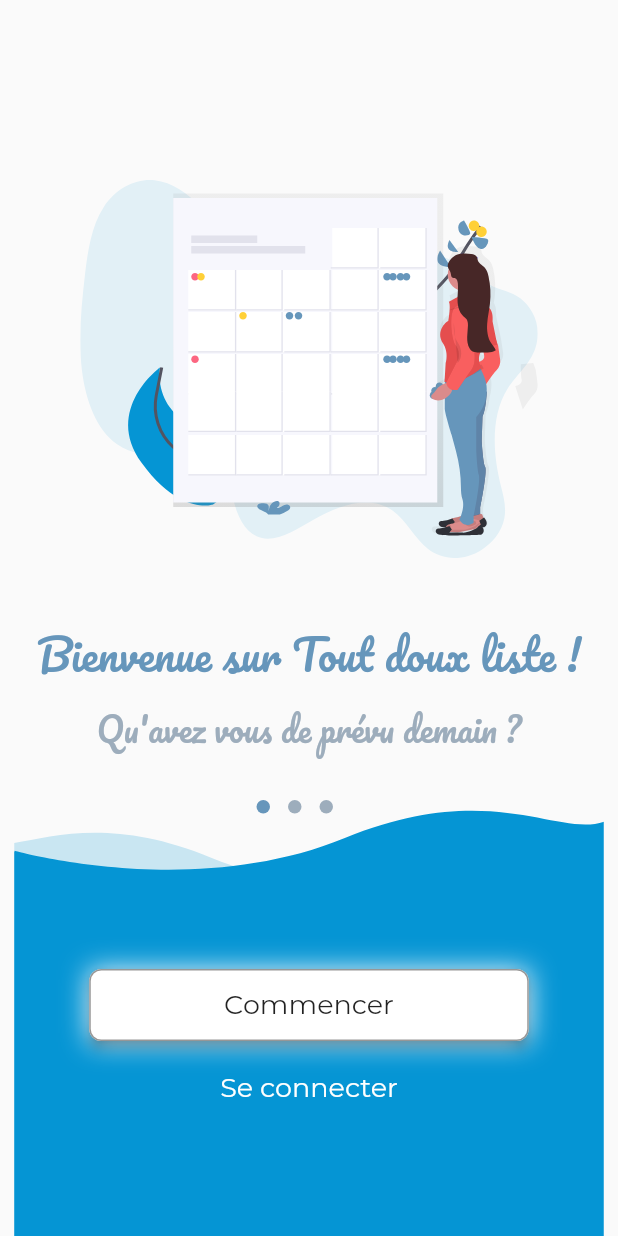
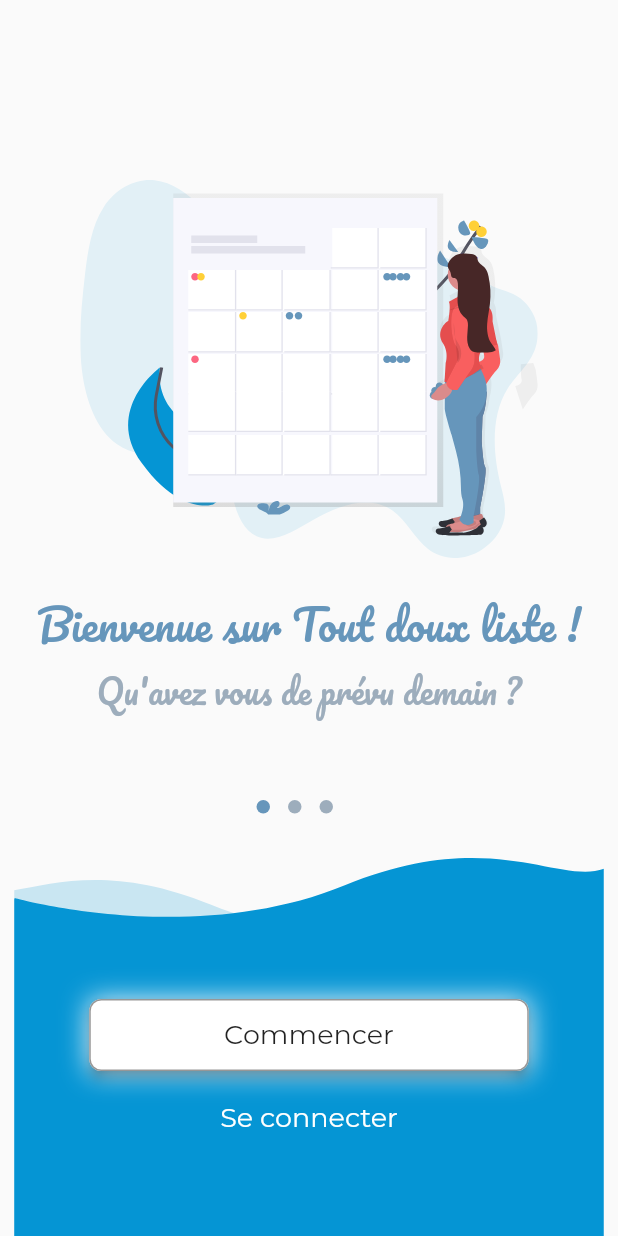
Before and after one commit to Biboulin/FL1_Norbert, a Flutter app: the screen it shows after launch, on a phone screen of 412 x 824 dp. Run offline on Flutter 3.47's test engine with Material 2 defaults, Android fonts, the light colour scheme and no system bars; drawn by our look-alikes of dots_indicator; our stand-ins replace cloud_firestore, firebase_auth, firebase_core, flutter_slidable, flutter_svg, lottie and 1 more; accounts and stored records are empty; project files that could hold a hidden picture were left out.

Commit message:
Fix svg size to be more responsive

```diff
--- a/lib/views/walkthrough/walkthrough.dart
+++ b/lib/views/walkthrough/walkthrough.dart
@@ -43,7 +43,7 @@ class _WalkthroughState extends State<Walkthrough> {
                   child: widget.mainAsset,
                 ),
                 Container(
-                  margin: const EdgeInsets.only(top: 40),
+                  margin: const EdgeInsets.only(top: 20),
                   child: Text(
                     widget.mainText,
                     style: const TextStyle(
@@ -55,7 +55,6 @@ class _WalkthroughState extends State<Walkthrough> {
                   ),
                 ),
                 Container(
-                  margin: const EdgeInsets.only(top: 5),
                   child: Text(
                     widget.secondaryText,
                     style: const TextStyle(
@@ -75,7 +74,9 @@ class _WalkthroughState extends State<Walkthrough> {
           ),
           Container(
             alignment: Alignment.bottomCenter,
-            margin: const EdgeInsets.only(bottom: 130),
+            margin: const EdgeInsets.only(
+              bottom: 110,
+            ),
             child: Container(
               decoration: const BoxDecoration(
                 boxShadow: <BoxShadow>[
@@ -118,7 +119,9 @@ class _WalkthroughState extends State<Walkthrough> {
           ),
           Container(
             alignment: Alignment.bottomCenter,
-            margin: const EdgeInsets.only(bottom: 75),
+            margin: const EdgeInsets.only(
+              bottom: 55,
+            ),
             child: TextButton(
               onPressed: () {
                 Navigator.push(
```
Also changed, not shown: assets/images/wave_1.svg, assets/images/wave_2.svg, assets/images/wave_3.svg.
